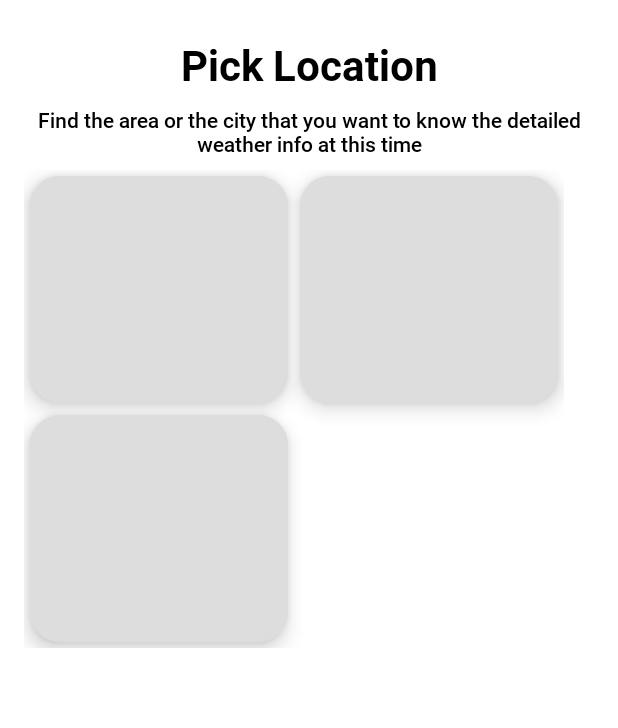
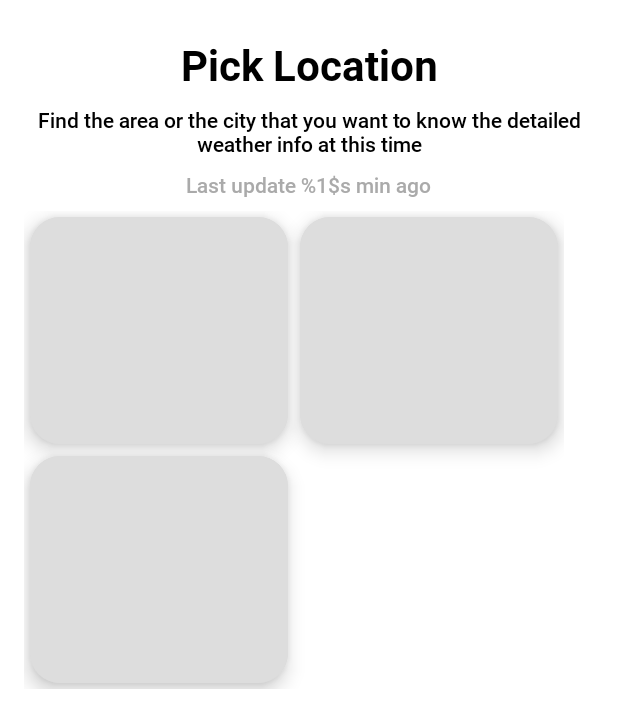
Before and after one commit to Heba-AlHindi/WeatherApp, an Android app: the layout location_fragment.xml on its own in the app's theme, with its tools: preview values and no code run, on a phone screen of 412 x 824 dp. Shown: the top 728 px of the screen. Run offline under Robolectric (Android 15) with nearby library versions, the phone set to English and light mode, and no system bars.

Commit message:
- update ui onError issues fixed - caching process completed - last update added to the UI

```diff
--- a/app/src/main/java/com/example/weatherapp/Constants.kt
+++ b/app/src/main/java/com/example/weatherapp/Constants.kt
@@ -18,5 +18,7 @@ object Constants {
 
     object Prefs {
         const val PREFS_NAME = "com.example.weatherapp.preferences"
+        const val LOCATIONS_LAST_FETCHED = "LOCATIONS_LAST_FETCHED"
+        const val CITY_LAST_FETCHED = "CITY_LAST_FETCHED"
     }
 }
--- a/app/src/main/java/com/example/weatherapp/ui/details/DetailsViewModel.kt
+++ b/app/src/main/java/com/example/weatherapp/ui/details/DetailsViewModel.kt
@@ -1,6 +1,7 @@
 package com.example.weatherapp.ui.details
 
 import androidx.lifecycle.LiveData
+import com.example.weatherapp.Constants
 import com.example.weatherapp.database.models.CityForecastEntity
 import com.example.weatherapp.network.utils.Resource
 import com.example.weatherapp.repositories.DetailsRepository
@@ -10,7 +11,7 @@ class DetailsViewModel : BaseViewModel() {
     private val detailsRepository: DetailsRepository = DetailsRepository()
 
     fun getCityDetailsForecast(lat: Double, lon: Double): LiveData<Resource<CityForecastEntity>> {
-        return detailsRepository.getCityDetailsForecast("CITY_FORECAST", lat, lon)
+        return detailsRepository.getCityDetailsForecast(Constants.Prefs.CITY_LAST_FETCHED, lat, lon)
     }
 
     override fun onCleared() {
--- a/app/src/main/java/com/example/weatherapp/ui/location/LocationViewModel.kt
+++ b/app/src/main/java/com/example/weatherapp/ui/location/LocationViewModel.kt
@@ -1,6 +1,8 @@
 package com.example.weatherapp.ui.location
 
+import android.provider.SyncStateContract
 import androidx.lifecycle.LiveData
+import com.example.weatherapp.Constants
 import com.example.weatherapp.database.models.CitiesForecastEntity
 import com.example.weatherapp.network.utils.Resource
 import com.example.weatherapp.repositories.LocationRepository
@@ -10,7 +12,7 @@ class LocationViewModel : BaseViewModel() {
     private val locationRepo: LocationRepository = LocationRepository()
 
     fun getCitiesForecast(): LiveData<Resource<CitiesForecastEntity>> {
-        return locationRepo.getCitiesForecast("CITIES_FORECAST")
+        return locationRepo.getCitiesForecast(Constants.Prefs.LOCATIONS_LAST_FETCHED)
     }
 
     override fun onCleared() {
--- a/app/src/main/res/layout/location_fragment.xml
+++ b/app/src/main/res/layout/location_fragment.xml
@@ -38,10 +38,10 @@
         android:id="@+id/shimmerFrameLayout"
         android:layout_width="match_parent"
         android:layout_height="wrap_content"
-        android:layout_marginTop="@dimen/margin_24"
+        android:layout_marginTop="8dp"
         app:layout_constraintEnd_toEndOf="parent"
         app:layout_constraintStart_toStartOf="parent"
-        app:layout_constraintTop_toBottomOf="@+id/tv_search_desc">
+        app:layout_constraintTop_toBottomOf="@+id/tv_last_updated">
 
         <GridLayout
             android:layout_width="wrap_content"
@@ -65,9 +65,26 @@
         android:id="@+id/rec_location"
         android:layout_width="match_parent"
         android:layout_height="wrap_content"
-        android:layout_marginTop="@dimen/margin_24"
+        android:layout_marginTop="8dp"
         android:visibility="gone"
-        app:layout_constraintTop_toBottomOf="@id/tv_search_desc"
+        app:layout_constraintEnd_toEndOf="parent"
+        app:layout_constraintStart_toStartOf="parent"
+        app:layout_constraintTop_toBottomOf="@+id/tv_last_updated"
         tools:listitem="@layout/item_location" />
 
+    <TextView
+        android:id="@+id/tv_last_updated"
+        android:layout_width="wrap_content"
+        android:layout_height="wrap_content"
+        android:layout_marginTop="8dp"
+        android:fontFamily="@font/roboto_medium"
+        android:gravity="center"
+        android:textAlignment="center"
+        android:textColor="@android:color/darker_gray"
+        android:text="@string/last_updated"
+        app:layout_constraintEnd_toEndOf="parent"
+        app:layout_constraintHorizontal_bias="0.498"
+        app:layout_constraintStart_toStartOf="parent"
+        app:layout_constraintTop_toBottomOf="@+id/tv_search_desc" />
+
 </androidx.constraintlayout.widget.ConstraintLayout>
--- a/app/src/main/res/values/strings.xml
+++ b/app/src/main/res/values/strings.xml
@@ -13,6 +13,8 @@
     <string name="wind">Wind</string>
     <string name="pressure">Pressure</string>
     <string name="humidity">Humidity</string>
-    <!-- TODO: Remove or change this placeholder text -->
-    <string name="hello_blank_fragment">Hello blank fragment</string>
+    <string name="last_updated">Last update %1$s min ago</string>
+    <string name="minute">minute</string>
+    <string name="minutes">minutes</string>
+    <string name="last_updated_is_now">Last update is now</string>
 </resources>
```
Also changed, not shown: app/src/main/java/com/example/weatherapp/database/SharedPrefHandler.kt (+15 -5 lines), app/src/main/java/com/example/weatherapp/network/utils/NetworkRequestHandler.kt (+24 -4 lines), app/src/main/java/com/example/weatherapp/network/utils/RateLimiter.kt (+22 -16 lines), app/src/main/java/com/example/weatherapp/repositories/DetailsRepository.kt (+9 -11 lines), app/src/main/java/com/example/weatherapp/repositories/LocationRepository.kt (+3 -9 lines), app/src/main/java/com/example/weatherapp/ui/base/WeatherRepository.kt (added, +11 -0 lines), app/src/main/java/com/example/weatherapp/ui/details/DetailsActivity.kt (+11 -9 lines), app/src/main/java/com/example/weatherapp/ui/location/LocationFragment.kt (+38 -8 lines).
